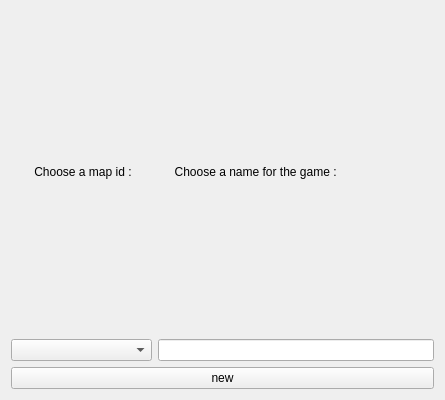
Before: the Qt Designer form client/src/user_interface/ui/LoginNew.ui in dima1997/PORTAL_2D_copy, drawn with Qt 5.
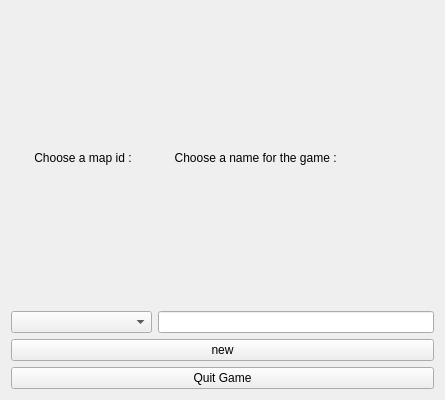
After: the same form once the commit is applied.

```diff
--- a/client/src/user_interface/ui/LoginNew.ui
+++ b/client/src/user_interface/ui/LoginNew.ui
@@ -75,6 +75,13 @@
      </property>
     </widget>
    </item>
+   <item>
+    <widget class="QPushButton" name="buttonQuit">
+     <property name="text">
+      <string>Quit Game</string>
+     </property>
+    </widget>
+   </item>
   </layout>
  </widget>
  <resources/>
```
